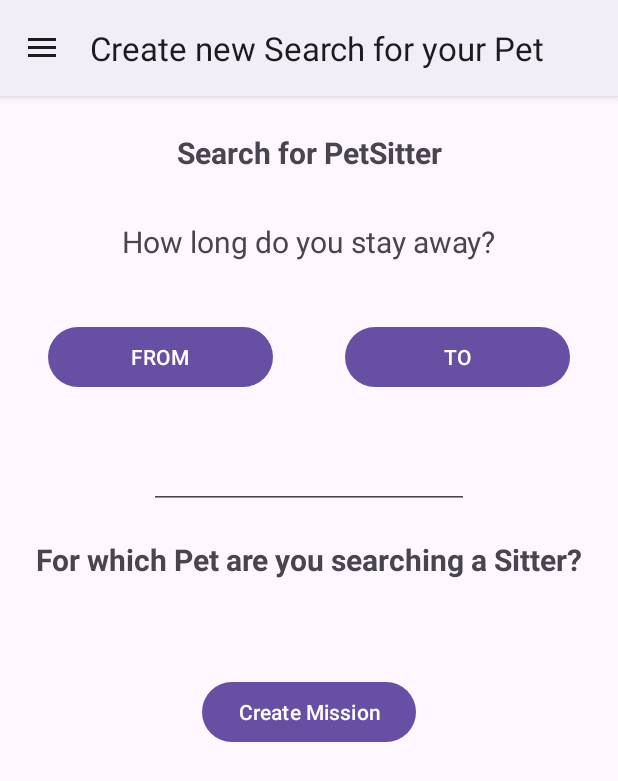
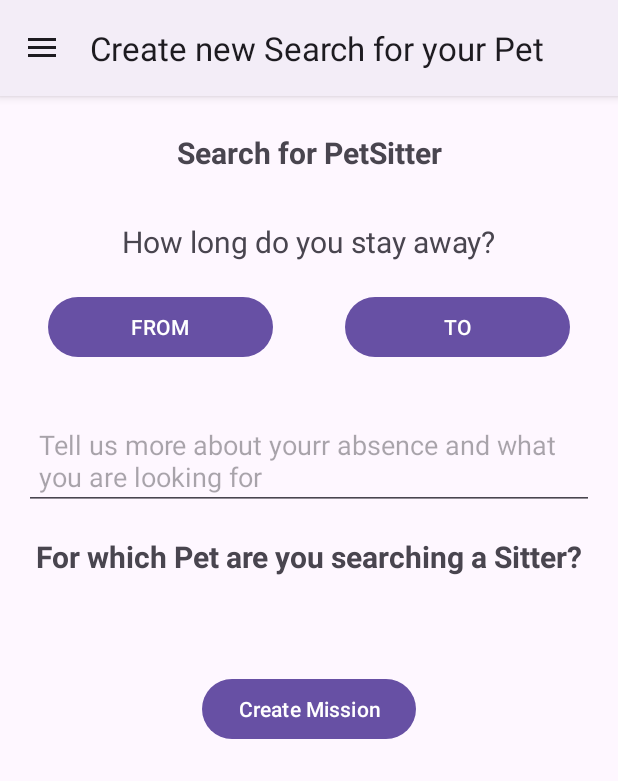
Before and after one commit to MikuuW/PetPal, an Android app: the CreateMissionActivity screen opened directly, with no data from a screen before it, on a phone screen of 412 x 824 dp. Shown: the top 781 px of the screen. Run offline under Robolectric (Android 15) with nearby library versions, the phone set to English and light mode, and no system bars; our stand-ins replace Firebase (no records; nobody signed in at launch, a user with empty details on screens opened directly), Picasso.

```diff
--- a/app/src/main/res/layout/activity_create_mission.xml
+++ b/app/src/main/res/layout/activity_create_mission.xml
@@ -41,7 +41,7 @@
             android:id="@+id/btn_select_to"
             android:layout_width="150dp"
             android:layout_height="wrap_content"
-            android:layout_marginTop="150dp"
+            android:layout_marginTop="130dp"
             android:layout_marginEnd="32dp"
             android:text="TO"
             app:layout_constraintEnd_toEndOf="parent"
@@ -52,7 +52,7 @@
             android:layout_width="150dp"
             android:layout_height="wrap_content"
             android:layout_marginStart="32dp"
-            android:layout_marginTop="150dp"
+            android:layout_marginTop="130dp"
             android:text="FROM"
             app:layout_constraintStart_toStartOf="parent"
             app:layout_constraintTop_toTopOf="parent" />
@@ -70,7 +70,7 @@
             android:id="@+id/textView5"
             android:layout_width="wrap_content"
             android:layout_height="wrap_content"
-            android:layout_marginTop="62dp"
+            android:layout_marginTop="80dp"
             android:text="For which Pet are you searching a Sitter?"
             android:textSize="20sp"
             android:textStyle="bold"
@@ -104,12 +104,16 @@
 
         <EditText
             android:id="@+id/et_search_desc"
-            android:layout_width="wrap_content"
+            android:layout_width="380dp"
             android:layout_height="wrap_content"
+            android:layout_marginStart="16dp"
             android:layout_marginTop="32dp"
+            android:layout_marginEnd="16dp"
             android:ems="10"
             android:gravity="start|top"
+            android:hint="Tell us more about yourr absence and what you are looking for"
             android:inputType="textMultiLine"
+            android:padding="10dp"
             app:layout_constraintEnd_toEndOf="parent"
             app:layout_constraintHorizontal_bias="0.5"
             app:layout_constraintStart_toStartOf="parent"
```
